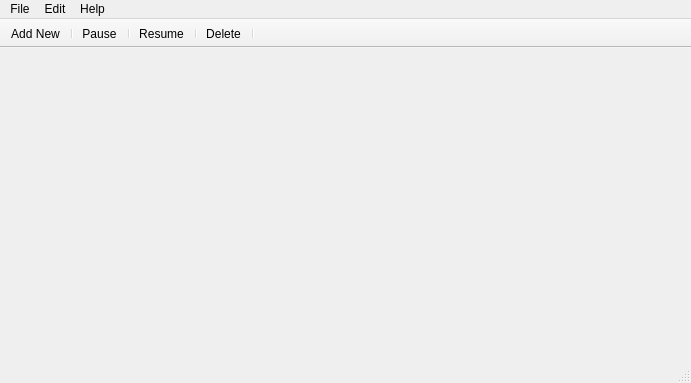
manox14/qtaria, file src/mainwindow.ui: the form before one commit.
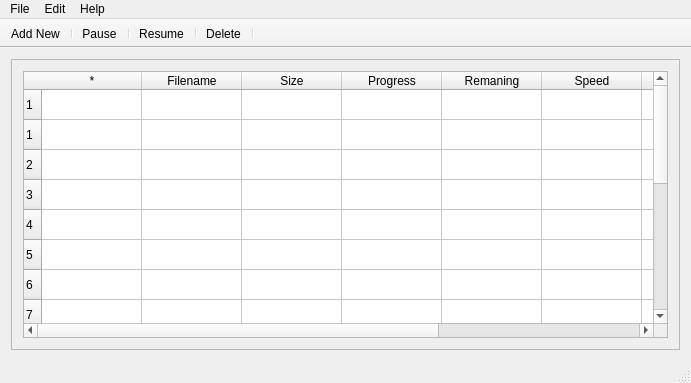
The form after the commit. Icons and pictures are not drawn.

Commit message: Sorry pushed only half commmits last time LOL (#SLEEPDEPREVATION) table is mostly for placeholder :D, each cell acts more like a text element, might work as well addnewdialog for new url dialog

Diff of the .ui file:
```diff
--- a/src/mainwindow.ui
+++ b/src/mainwindow.ui
@@ -21,6 +21,156 @@
    <property name="enabled">
     <bool>true</bool>
    </property>
+   <layout class="QVBoxLayout" name="verticalLayout">
+    <item>
+     <widget class="QScrollArea" name="scrollArea">
+      <property name="widgetResizable">
+       <bool>true</bool>
+      </property>
+      <widget class="QWidget" name="scrollAreaWidgetContents">
+       <property name="geometry">
+        <rect>
+         <x>0</x>
+         <y>0</y>
+         <width>673</width>
+         <height>278</height>
+        </rect>
+       </property>
+       <layout class="QHBoxLayout" name="horizontalLayout">
+        <item>
+         <widget class="QTableWidget" name="tableWidget">
+          <row>
+           <property name="text">
+            <string>1</string>
+           </property>
+          </row>
+          <row>
+           <property name="text">
+            <string>1</string>
+           </property>
+          </row>
+          <row>
+           <property name="text">
+            <string>2</string>
+           </property>
+          </row>
+          <row>
+           <property name="text">
+            <string>3</string>
+           </property>
+          </row>
+          <row>
+           <property name="text">
+            <string>4</string>
+           </property>
+          </row>
+          <row>
+           <property name="text">
+            <string>5</string>
+           </property>
+          </row>
+          <row>
+           <property name="text">
+            <string>6</string>
+           </property>
+          </row>
+          <row>
+           <property name="text">
+            <string>7</string>
+           </property>
+          </row>
+          <row>
+           <property name="text">
+            <string>8</string>
+           </property>
+          </row>
+          <row>
+           <property name="text">
+            <string>9</string>
+           </property>
+          </row>
+          <row>
+           <property name="text">
+            <string>10</string>
+           </property>
+          </row>
+          <row>
+           <property name="text">
+            <string>11</string>
+           </property>
+          </row>
+          <row>
+           <property name="text">
+            <string>12</string>
+           </property>
+          </row>
+          <row>
+           <property name="text">
+            <string>13</string>
+           </property>
+          </row>
+          <row>
+           <property name="text">
+            <string>14</string>
+           </property>
+          </row>
+          <row>
+           <property name="text">
+            <string>15</string>
+           </property>
+          </row>
+          <column>
+           <property name="text">
+            <string>*</string>
+           </property>
+          </column>
+          <column>
+           <property name="text">
+            <string>Filename</string>
+           </property>
+          </column>
+          <column>
+           <property name="text">
+            <string>Size</string>
+           </property>
+          </column>
+          <column>
+           <property name="text">
+            <string>Progress</string>
+           </property>
+          </column>
+          <column>
+           <property name="text">
+            <string>Remaning</string>
+           </property>
+          </column>
+          <column>
+           <property name="text">
+            <string>Speed</string>
+           </property>
+          </column>
+          <column>
+           <property name="text">
+            <string>ETA</string>
+           </property>
+          </column>
+          <column>
+           <property name="text">
+            <string>Status</string>
+           </property>
+          </column>
+          <column>
+           <property name="text">
+            <string>Other</string>
+           </property>
+          </column>
+         </widget>
+        </item>
+       </layout>
+      </widget>
+     </widget>
+    </item>
+   </layout>
   </widget>
   <widget class="QMenuBar" name="menuBar">
    <property name="geometry">
```
Left out of the diff: 2 changed lines with no effect on the pictures. The commit also changes 2 other files.
